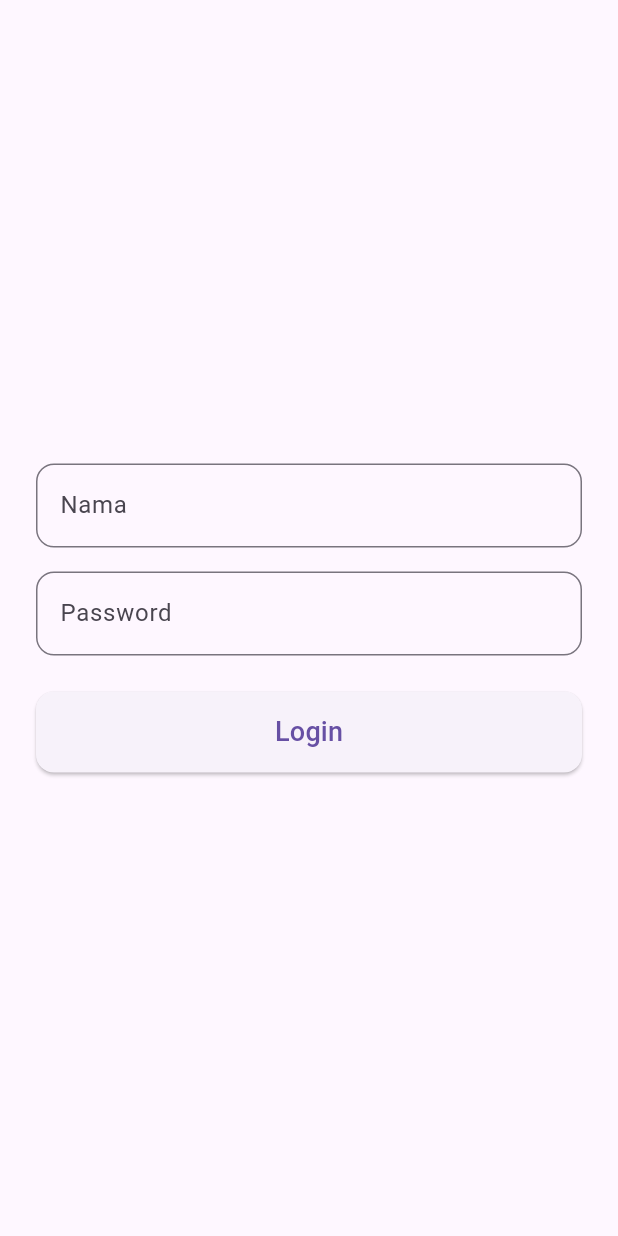
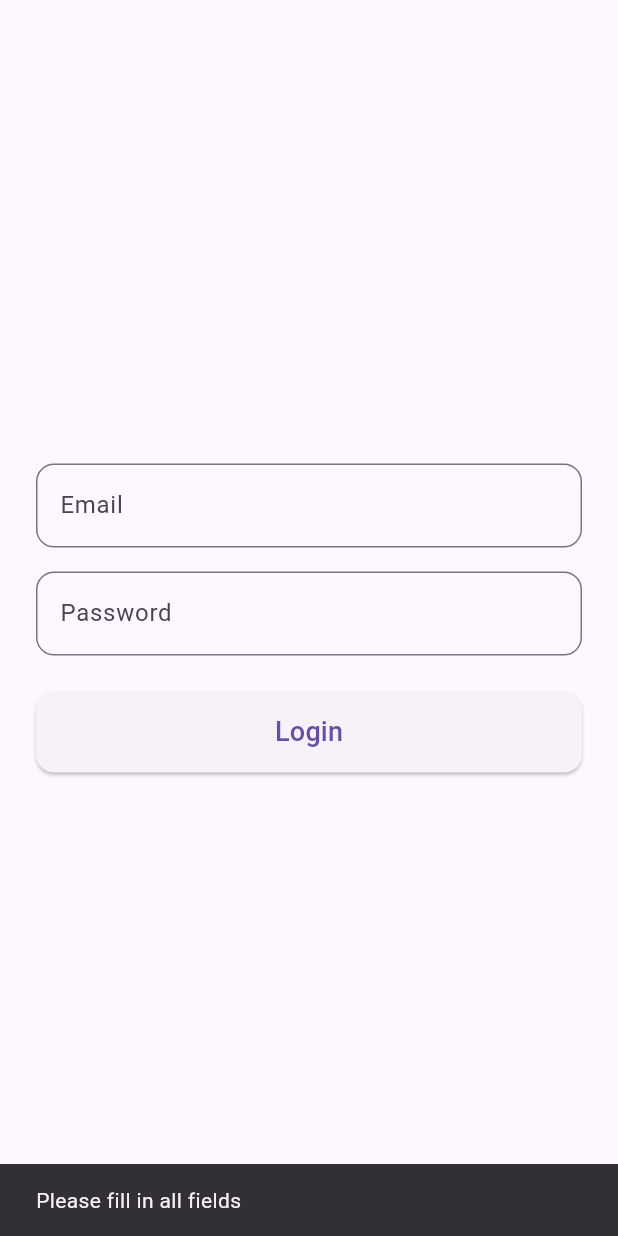
Before and after one commit to danlniel/Durian-QR, a Flutter app: the screen it shows after launch, after a tap on "Login", on a phone screen of 412 x 824 dp. Run offline on Flutter 3.47's test engine with Material 3 defaults, Android fonts, the phone set to English and light mode, and no system bars; our stand-ins replace cloud_firestore, firebase_auth, firebase_core; accounts and stored records are empty.

Commit message:
integrate login

```diff
--- /dev/null
+++ b/durian_qr_app/lib/Login/AuthService.dart
@@ -0,0 +1,54 @@
+import 'package:cloud_firestore/cloud_firestore.dart';
+import 'package:firebase_auth/firebase_auth.dart';
+
+class AuthService {
+  final FirebaseAuth _auth = FirebaseAuth.instance;
+  final FirebaseFirestore _firestore = FirebaseFirestore.instance;
+
+  // Login function
+  Future<User?> login(String email, String password) async {
+    try {
+      UserCredential userCredential = await _auth.signInWithEmailAndPassword(
+        email: email,
+        password: password,
+      );
+      return userCredential.user;
+    } catch (e) {
+      print('Login failed: $e');
+      return null;
+    }
+  }
+
+  // Register function with role
+  Future<User?> register(String email, String password, String role) async {
+    try {
+      UserCredential userCredential = await _auth.createUserWithEmailAndPassword(
+        email: email,
+        password: password,
+      );
+
+      // Save role in Firestore
+      await _firestore.collection('users').doc(userCredential.user!.uid).set({
+        'email': email,
+        'role': role,  // 'admin' or 'user'
+        'createdAt': FieldValue.serverTimestamp(),
+      });
+
+      return userCredential.user;
+    } catch (e) {
+      print('Registration failed: $e');
+      return null;
+    }
+  }
+
+  // Get user role
+  Future<String?> getUserRole(String uid) async {
+    try {
+      DocumentSnapshot doc = await _firestore.collection('users').doc(uid).get();
+      return doc['role']; // Returns 'admin' or 'user'
+    } catch (e) {
+      print('Failed to get role: $e');
+      return null;
+    }
+  }
+}
--- a/durian_qr_app/lib/Login/LoginPage.dart
+++ b/durian_qr_app/lib/Login/LoginPage.dart
@@ -1,7 +1,46 @@
+import 'package:durian_qr_app/Login/AuthService.dart';
+import 'package:durian_qr_app/User/Admin/AdminDashboard.dart';
+import 'package:durian_qr_app/User/Farmer/FarmerDashboard.dart';
 import 'package:flutter/material.dart';
 
-class LoginPage extends StatelessWidget {
+class LoginPage extends StatefulWidget {
   const LoginPage({super.key});
+
+  @override
+  _LoginPageState createState() => _LoginPageState();
+}
+
+class _LoginPageState extends State<LoginPage> {
+  final TextEditingController _emailController = TextEditingController();
+  final TextEditingController _passwordController = TextEditingController();
+  final AuthService _authService = AuthService();
+
+  void _login() async {
+    final email = _emailController.text.trim();
+    final password = _passwordController.text.trim();
+
+    if (email.isEmpty || password.isEmpty) {
+      ScaffoldMessenger.of(context).showSnackBar(
+        const SnackBar(content: Text('Please fill in all fields')),
+      );
+      return;
+    }
+
+    final user = await _authService.login(email, password);
+    if (user != null) {
+      final role = await _authService.getUserRole(user.uid);
+
+      if (role == 'admin') {
+        Navigator.pushReplacement(context, MaterialPageRoute(builder: (_) => const AdminDashboard()));
+      } else {
+        Navigator.pushReplacement(context, MaterialPageRoute(builder: (_) => const FarmerDashboard()));
+      }
+    } else {
+      ScaffoldMessenger.of(context).showSnackBar(
+        const SnackBar(content: Text('Login failed. Please check your credentials.')),
+      );
+    }
+  }
 
   @override
   Widget build(BuildContext context) {
@@ -14,8 +53,9 @@ class LoginPage extends StatelessWidget {
             crossAxisAlignment: CrossAxisAlignment.stretch,
             children: [
               TextFormField(
+                controller: _emailController,
                 decoration: InputDecoration(
-                  labelText: 'Nama',
+                  labelText: 'Email',
                   border: OutlineInputBorder(
                     borderRadius: BorderRadius.circular(12.0),
                   ),
@@ -23,6 +63,7 @@ class LoginPage extends StatelessWidget {
               ),
               const SizedBox(height: 16),
               TextFormField(
+                controller: _passwordController,
                 obscureText: true,
                 decoration: InputDecoration(
                   labelText: 'Password',
@@ -33,7 +74,7 @@ class LoginPage extends StatelessWidget {
               ),
               const SizedBox(height: 24),
               ElevatedButton(
-                onPressed: () {},
+                onPressed: _login,
                 style: ElevatedButton.styleFrom(
                   padding: const EdgeInsets.symmetric(vertical: 14),
                   shape: RoundedRectangleBorder(
--- a/durian_qr_app/pubspec.yaml
+++ b/durian_qr_app/pubspec.yaml
@@ -30,7 +30,9 @@ environment:
 dependencies:
   flutter:
     sdk: flutter
-  firebase_core: ^2.0.0
+  firebase_core: ^3.12.1
+  firebase_auth: ^5.5.1
+  cloud_firestore: ^5.6.5
   provider: ^6.0.0
   http: ^0.13.0
 
```
Also changed, not shown: durian_qr_app/lib/User/Admin/AdminDashboard.dart (added, +15 -0 lines), durian_qr_app/lib/User/Farmer/FarmerDashboard.dart (added, +15 -0 lines), durian_qr_app/pubspec.lock, 3 other files.
